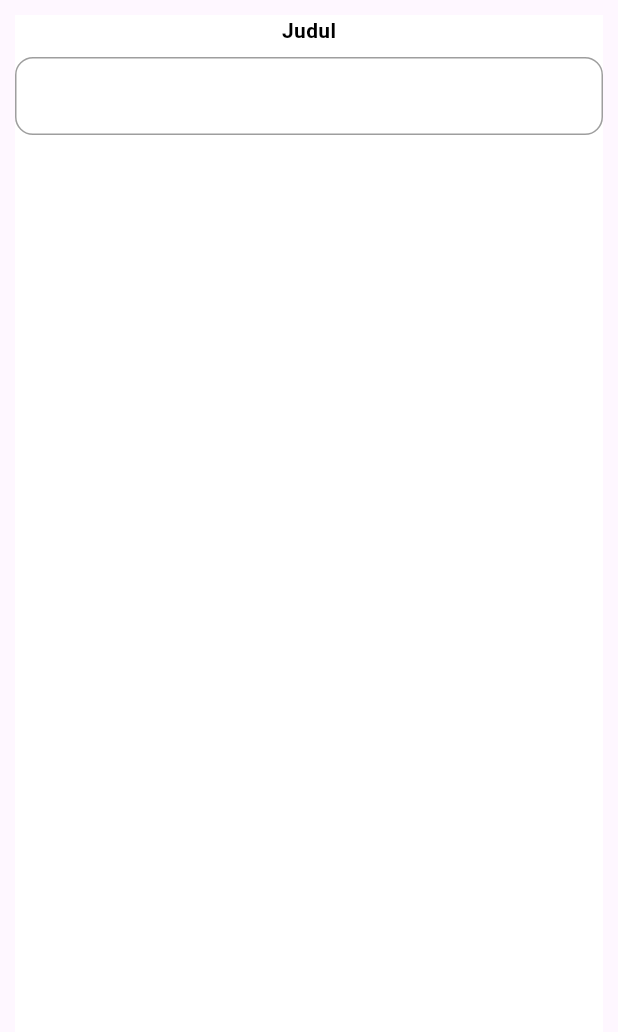
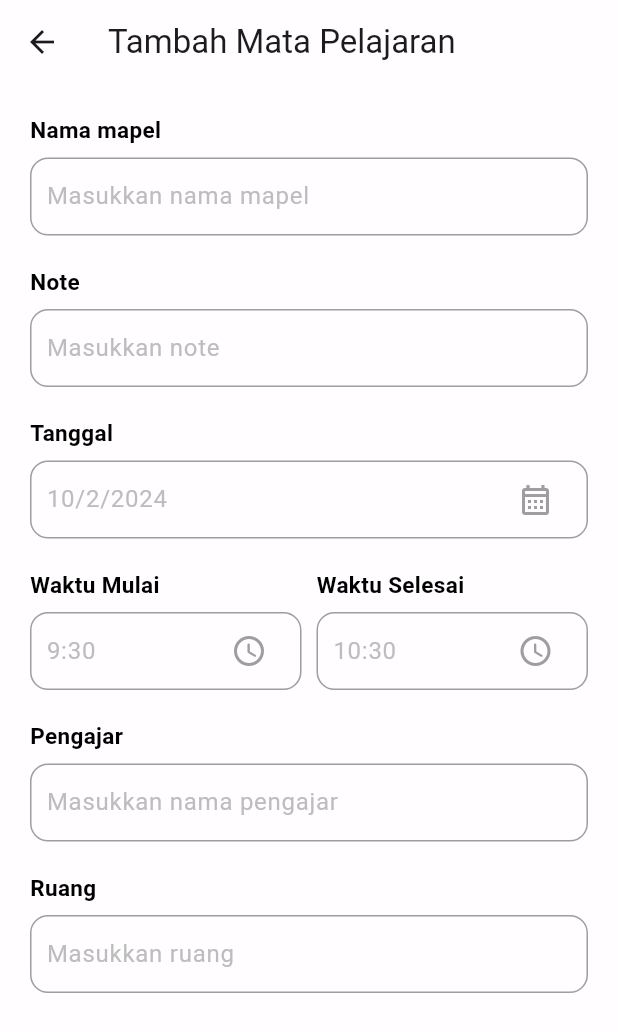
Before and after one commit to jvnnifer/jadwalPengingat, a Flutter app: the InputFieldJadwal screen opened directly, on a phone screen of 412 x 824 dp. Shown: the top 1032 px of the screen. Run offline on Flutter 3.47's test engine with Material 3 defaults, Android fonts, the phone set to English and light mode, and no system bars; our stand-ins replace date_picker_timeline.

Commit message:
udah cobain kalender di input jadwal

```diff
--- a/lib/pages/home_page.dart
+++ b/lib/pages/home_page.dart
@@ -100,7 +100,8 @@ class HomePage extends StatelessWidget {
                         Navigator.push(
                           context,
                           MaterialPageRoute(
-                              builder: (context) => InputFieldJadwal()),
+                            builder: (context) => InputFieldJadwal(),
+                          ),
                         );
                       },
                       child: Container(
--- a/lib/pages/input_field_jadwal.dart
+++ b/lib/pages/input_field_jadwal.dart
@@ -1,32 +1,126 @@
 import 'package:flutter/material.dart';
+import 'input_field_satuan/input_field_satuan.dart';
+import 'package:intl/intl.dart';
 
-class InputFieldJadwal extends StatelessWidget {
-  const InputFieldJadwal({super.key});
+class InputFieldJadwal extends StatefulWidget {
+  const InputFieldJadwal({Key? key}) : super(key: key);
+
+  @override
+  InputFieldJadwalState createState() => InputFieldJadwalState();
+}
+
+class InputFieldJadwalState extends State<InputFieldJadwal> {
+  DateTime _selectedDate = DateTime.now();
+  String _startTime = "9:30";
+  String _endTime = DateFormat("hh:mm").format(DateTime.now()).toString();
+
+  Future<void> _getDateFromUser(BuildContext context) async {
+    DateTime? _pickerDate = await showDatePicker(
+      context: context,
+      initialDate: DateTime.now(),
+      firstDate: DateTime(2015),
+      lastDate: DateTime(2025),
+    );
+
+    if (_pickerDate != null) {
+      setState(() {
+        _selectedDate = _pickerDate;
+      });
+    }
+  }
+
+  _showTimePicker() async {
+    return await showTimePicker(
+      initialEntryMode: TimePickerEntryMode.input,
+      context: context,
+      initialTime: TimeOfDay(
+          hour: int.parse(_startTime.split(":")[0]),
+          minute: int.parse(_startTime.split(":")[1])),
+    );
+  }
+
+  _getTimeFromUser({required bool isStartTime}) async {
+    var pickedTime = await _showTimePicker();
+    if (pickedTime != null) {
+      String _formattedTime = pickedTime.format(context);
+
+      setState(() {
+        if (isStartTime) {
+          _startTime = _formattedTime;
+        } else {
+          _endTime = _formattedTime;
+        }
+      });
+    }
+  }
 
   @override
   Widget build(BuildContext context) {
-    return Container(
-      color: Colors.white,
-      margin: EdgeInsets.all(10),
+    return Scaffold(
+      appBar: AppBar(
+        title: Text(
+          'Tambah Mata Pelajaran',
+        ),
+        backgroundColor: Colors.white70,
+      ),
+      body: SingleChildScrollView(
+        scrollDirection: Axis.vertical,
+        child: Container(
+          color: Colors.white70,
+          padding: EdgeInsets.all(20),
           child: Column(
+            crossAxisAlignment: CrossAxisAlignment.start,
             children: [
-          Text(
-            'Judul',
-            style: TextStyle(fontWeight: FontWeight.bold, color: Colors.black),
+              InputFieldSatuan(
+                  judul: 'Nama mapel', hint: 'Masukkan nama mapel'),
+              InputFieldSatuan(judul: 'Note', hint: 'Masukkan note'),
+              InputFieldSatuan(
+                judul: 'Tanggal',
+                hint: DateFormat.yMd().format(_selectedDate),
+                widget: IconButton(
+                  onPressed: () => _getDateFromUser(context),
+                  icon: Icon(Icons.calendar_month_outlined, color: Colors.grey),
                 ),
-          Container(
-            height: 52,
-            margin: EdgeInsets.only(top: 8),
-            decoration: BoxDecoration(
-              border: Border.all(
-                color: Colors.grey,
-                width: 1,
               ),
-              borderRadius: BorderRadius.circular(12),
+              Row(
+                mainAxisAlignment: MainAxisAlignment.spaceBetween,
+                children: [
+                  Expanded(
+                    child: InputFieldSatuan(
+                      judul: 'Waktu Mulai',
+                      hint: _startTime,
+                      widget: IconButton(
+                        onPressed: () {
+                          _getTimeFromUser(isStartTime: true);
+                        },
+                        icon:
+                            Icon(Icons.access_time_rounded, color: Colors.grey),
+                      ),
+                    ),
+                  ),
+                  SizedBox(width: 10),
+                  Expanded(
+                    child: InputFieldSatuan(
+                      judul: 'Waktu Selesai',
+                      hint: _endTime,
+                      widget: IconButton(
+                        onPressed: () {
+                          _getTimeFromUser(isStartTime: false);
+                        },
+                        icon:
+                            Icon(Icons.access_time_rounded, color: Colors.grey),
+                      ),
                     ),
                   ),
                 ],
               ),
+              InputFieldSatuan(
+                  judul: 'Pengajar', hint: 'Masukkan nama pengajar'),
+              InputFieldSatuan(judul: 'Ruang', hint: 'Masukkan ruang'),
+            ],
+          ),
+        ),
+      ),
     );
   }
 }
--- /dev/null
+++ b/lib/pages/input_field_satuan/input_field_satuan.dart
@@ -0,0 +1,65 @@
+import 'package:flutter/material.dart';
+
+class InputFieldSatuan extends StatelessWidget {
+  final String judul;
+  final String hint;
+  final TextEditingController? controller;
+  final Widget? widget;
+  const InputFieldSatuan({
+    Key? key,
+    required this.judul,
+    required this.hint,
+    this.controller,
+    this.widget,
+  }) : super(key: key);
+
+  @override
+  Widget build(BuildContext context) {
+    return Container(
+      child: Column(
+        crossAxisAlignment: CrossAxisAlignment.start,
+        children: [
+          Text(
+            judul,
+            style: TextStyle(
+              color: Colors.black,
+              fontWeight: FontWeight.w600,
+              fontSize: 15,
+            ),
+          ),
+          Container(
+              height: 52,
+              margin: EdgeInsets.only(top: 8),
+              decoration: BoxDecoration(
+                border: Border.all(
+                  color: Colors.grey,
+                  width: 1,
+                ),
+                borderRadius: BorderRadius.circular(12),
+              ),
+              padding: EdgeInsets.symmetric(horizontal: 10),
+              child: Row(
+                children: [
+                  Expanded(
+                    child: TextFormField(
+                      autofocus: false,
+                      readOnly: widget == null ? false : true,
+                      controller: controller,
+                      decoration: InputDecoration(
+                        border: InputBorder.none,
+                        hintText: hint,
+                        hintStyle: TextStyle(color: Colors.grey[400]),
+                      ),
+                    ),
+                  ),
+                  widget == null ? Container() : Container(child: widget),
+                ],
+              )),
+          SizedBox(
+            height: 20,
+          )
+        ],
+      ),
+    );
+  }
+}
```
Lines whose indentation alone changed are shown as unchanged.
